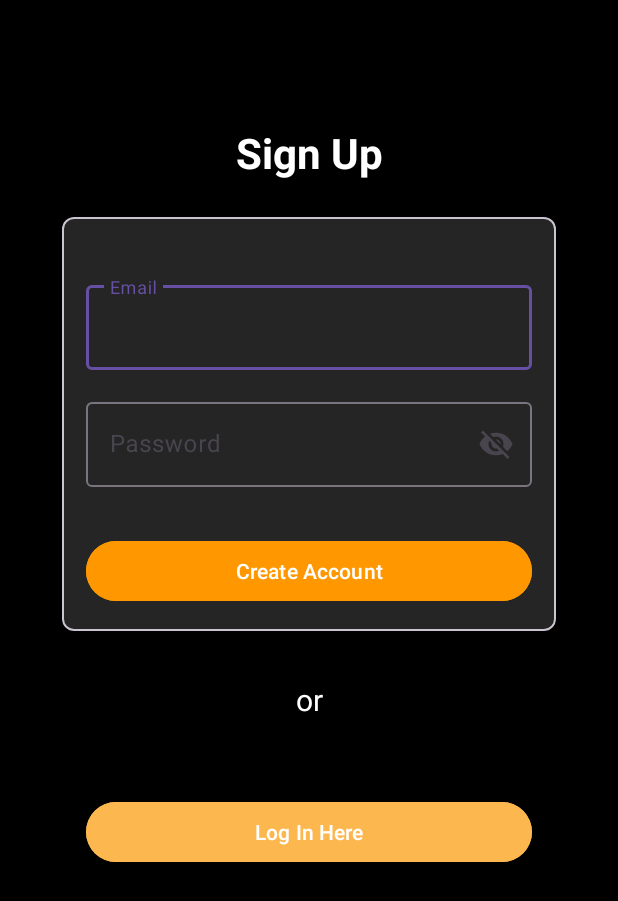
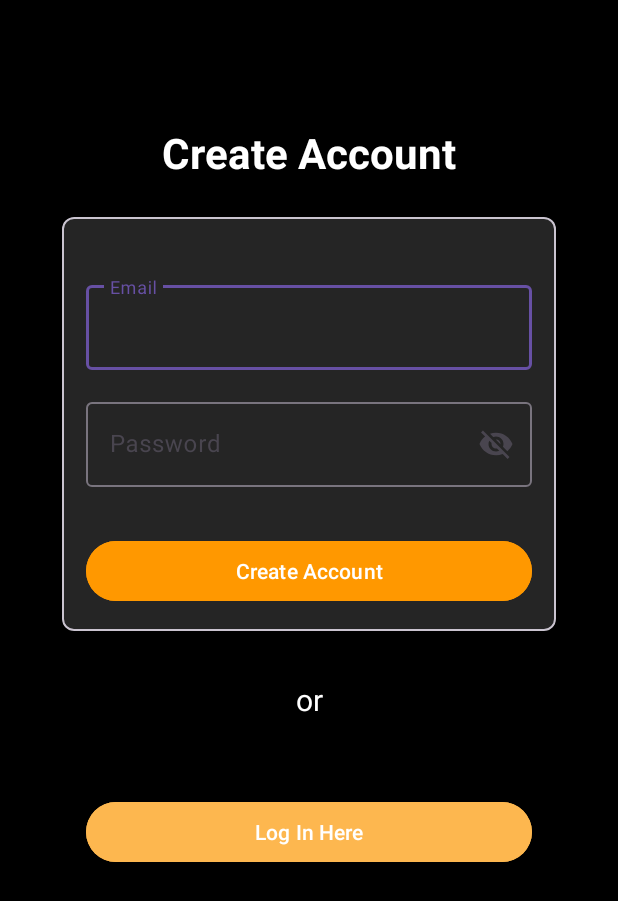
Before and after one commit to Akhil-Kokkula/OutfitOfTheDay, an Android app: the screen it shows after launch (MainActivity), after a tap on "Create Account", on a phone screen of 412 x 824 dp. Shown: the top 901 px of the screen. Run offline under Robolectric (Android 15) with nearby library versions, the phone set to English and light mode, and no system bars; our stand-ins replace Firebase (no records; nobody signed in at launch, a user with empty details on screens opened directly); 1 other tap on this screen came first.

Commit message:
Updated all UI elements to utilize string resources to prepare for implementing localization

```diff
--- a/app/src/main/java/com/example/outfitoftheday/LoginFragment.kt
+++ b/app/src/main/java/com/example/outfitoftheday/LoginFragment.kt
@@ -59,7 +59,7 @@ class LoginFragment : Fragment() {
                     Log.d(TAG, "successfully logged in user")
                     goToHomeFragment()
                 } else {
-                    Toast.makeText(getContext(), "Could not login. Please try again.", Toast.LENGTH_SHORT).show()
+                    Toast.makeText(getContext(), getString(R.string.failed_Login), Toast.LENGTH_SHORT).show()
                     Log.e(TAG, "could not log in user", task.exception)
                 }
             }
--- a/app/src/main/java/com/example/outfitoftheday/SignUpFragment.kt
+++ b/app/src/main/java/com/example/outfitoftheday/SignUpFragment.kt
@@ -59,7 +59,7 @@ class SignUpFragment : Fragment() {
         val password = passwordInputField.text.toString().trim()
 
         if (email == "" || password == "") {
-            Toast.makeText(getContext(), "Please don't leave any field empty", Toast.LENGTH_SHORT).show();
+            Toast.makeText(getContext(), getString(R.string.signUp_incomplete), Toast.LENGTH_SHORT).show();
             println("could not create new user account since fields were empty")
             return
         }
@@ -70,7 +70,7 @@ class SignUpFragment : Fragment() {
                     Log.d(TAG, "successfully created new user account")
                     goToLoginFragment()
                 } else {
-                    Toast.makeText(getContext(), "Account creation failed. Please try again.", Toast.LENGTH_SHORT).show();
+                    Toast.makeText(getContext(),getString(R.string.signUp_accountCreationFail) , Toast.LENGTH_SHORT).show();
                     Log.e(TAG, "could not create new user account due to ", task.exception)
                 }
             }
--- a/app/src/main/res/layout/activity_main.xml
+++ b/app/src/main/res/layout/activity_main.xml
@@ -12,11 +12,13 @@
         android:name="androidx.navigation.fragment.NavHostFragment"
         android:layout_width="0dp"
         android:layout_height="0dp"
+        app:defaultNavHost="true"
+        app:layout_constraintBottom_toTopOf="@id/bottom_navigation"
+        app:layout_constraintEnd_toEndOf="parent"
+        app:layout_constraintHorizontal_bias="0.0"
+        app:layout_constraintStart_toStartOf="parent"
         app:layout_constraintTop_toTopOf="parent"
-        app:layout_constraintBottom_toTopOf="@id/bottom_navigation"
-        app:layout_constraintStart_toStartOf="parent"
-        app:layout_constraintEnd_toEndOf="parent"
-        app:defaultNavHost="true"
+        app:layout_constraintVertical_bias="0.0"
         app:navGraph="@navigation/nav_graph" />
 
     <com.google.android.material.bottomnavigation.BottomNavigationView
--- a/app/src/main/res/layout/fragment_home.xml
+++ b/app/src/main/res/layout/fragment_home.xml
@@ -32,7 +32,7 @@
                     android:id="@+id/outfitOfTheDayLabel"
                     android:layout_width="wrap_content"
                     android:layout_height="wrap_content"
-                    android:text="Outfit of the Day"
+                    android:text="@string/AppNameHeader"
                     android:textSize="20sp"
                     android:textColor="#FFFFFF"
                     android:textStyle="bold"
@@ -54,7 +54,7 @@
                 android:layout_width="wrap_content"
                 android:layout_height="wrap_content"
                 android:layout_marginTop="16dp"
-                android:text="Welcome, User!"
+                android:text="@string/home_welcome"
                 android:textSize="24sp"
                 android:textColor="#DDDDDD"
                 android:fontFamily="sans-serif-medium"
@@ -66,7 +66,7 @@
                 android:id="@+id/commonOccasionsLabel"
                 android:layout_width="wrap_content"
                 android:layout_height="wrap_content"
-                android:text="Your Most Common Occasions:"
+                android:text="@string/home_statsText"
                 android:textSize="18sp"
                 android:textColor="#FFFFFF"
                 app:layout_constraintTop_toBottomOf="@id/welcomeTextView"
--- a/app/src/main/res/layout/fragment_sign_up.xml
+++ b/app/src/main/res/layout/fragment_sign_up.xml
@@ -12,7 +12,7 @@ android:layout_height="match_parent"
         android:id="@+id/tvSignUp"
         android:layout_width="wrap_content"
         android:layout_height="wrap_content"
-        android:text="Sign Up"
+        android:text="@string/signUp_Create"
         android:textStyle="bold"
         android:textColor="@color/white"
         android:textAppearance="?attr/textAppearanceHeadlineMedium"
@@ -45,7 +45,7 @@ android:layout_height="match_parent"
                 android:layout_width="match_parent"
                 android:layout_height="wrap_content"
                 android:layout_marginTop="24dp"
-                android:hint="Email"
+                android:hint="@string/loginEmail"
 
                 app:layout_constraintTop_toTopOf="parent"
                 tools:layout_editor_absoluteX="16dp">
@@ -63,7 +63,7 @@ android:layout_height="match_parent"
                 android:layout_width="match_parent"
                 android:layout_height="wrap_content"
                 android:layout_marginTop="16dp"
-                android:hint="Password"
+                android:hint="@string/loginPassword"
                 app:endIconMode="password_toggle"
                 app:layout_constraintTop_toBottomOf="@id/tilEmail"
                 tools:layout_editor_absoluteX="16dp">
@@ -83,7 +83,7 @@ android:layout_height="match_parent"
                 android:layout_height="wrap_content"
                 android:layout_marginTop="32dp"
                 android:backgroundTint="#FF9800"
-                android:text="Create Account"
+                android:text="@string/signUp_Create"
                 app:layout_constraintBottom_toBottomOf="parent"
                 app:layout_constraintEnd_toEndOf="parent"
                 app:layout_constraintStart_toStartOf="parent"
@@ -99,7 +99,7 @@ android:layout_height="match_parent"
         android:layout_width="wrap_content"
         android:layout_height="wrap_content"
         android:layout_marginTop="32dp"
-        android:text="or"
+        android:text="@string/login_or"
         android:textSize="20sp"
         android:textColor="@color/white"
         app:layout_constraintEnd_toEndOf="parent"
@@ -110,7 +110,7 @@ android:layout_height="match_parent"
         android:id="@+id/btnLogIn"
         android:layout_width="0dp"
         android:layout_height="wrap_content"
-        android:text="Log In Here"
+        android:text="@string/signUp_logInButton"
         android:backgroundTint="#FDB74F"
         app:layout_constraintBottom_toBottomOf="parent"
         app:layout_constraintEnd_toStartOf="@+id/guideline_end"
--- a/app/src/main/res/menu/bottom_navigation_menu.xml
+++ b/app/src/main/res/menu/bottom_navigation_menu.xml
@@ -3,17 +3,17 @@
     <item
         android:id="@+id/navigation_home"
         android:icon="@drawable/home_icon"
-        android:title="Home" />
+        android:title="@string/navbar_Home" />
     <item
         android:id="@+id/navigation_add_outfit"
         android:icon="@drawable/add_icon"
-        android:title="Add Clothes" />
+        android:title="@string/navbar_addClothes" />
     <item
         android:id="@+id/navigation_generate_outfit"
         android:icon="@drawable/clothes_icon"
-        android:title="Generate Outfit" />
+        android:title="@string/navbar_generate" />
     <item
         android:id="@+id/navigation_wardrobe"
         android:icon="@drawable/closet_icon"
-        android:title="Wardrobe" />
+        android:title="@string/navbar_wardrobe" />
 </menu>
```
Also changed, not shown: app/src/main/java/com/example/outfitoftheday/AddOutfitFragment.kt (+5 -5 lines), app/src/main/java/com/example/outfitoftheday/GenerateOutfitFragment.kt (+15 -14 lines), app/src/main/java/com/example/outfitoftheday/HomeFragment.kt (+5 -5 lines), app/src/main/res/layout/fragment_add_outfit.xml (+5 -5 lines), app/src/main/res/layout/fragment_generate_outfit.xml (+26 -5 lines), app/src/main/res/layout/fragment_login.xml (+6 -6 lines), app/src/main/res/layout/fragment_wardrobe.xml (+8 -8 lines), app/src/main/res/values/strings.xml (+51 -0 lines).
